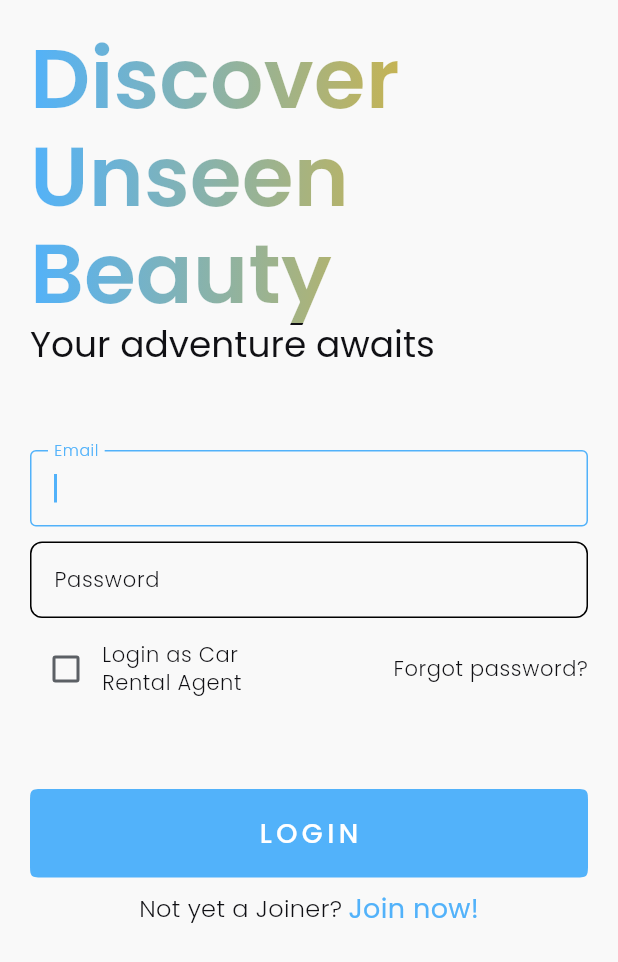
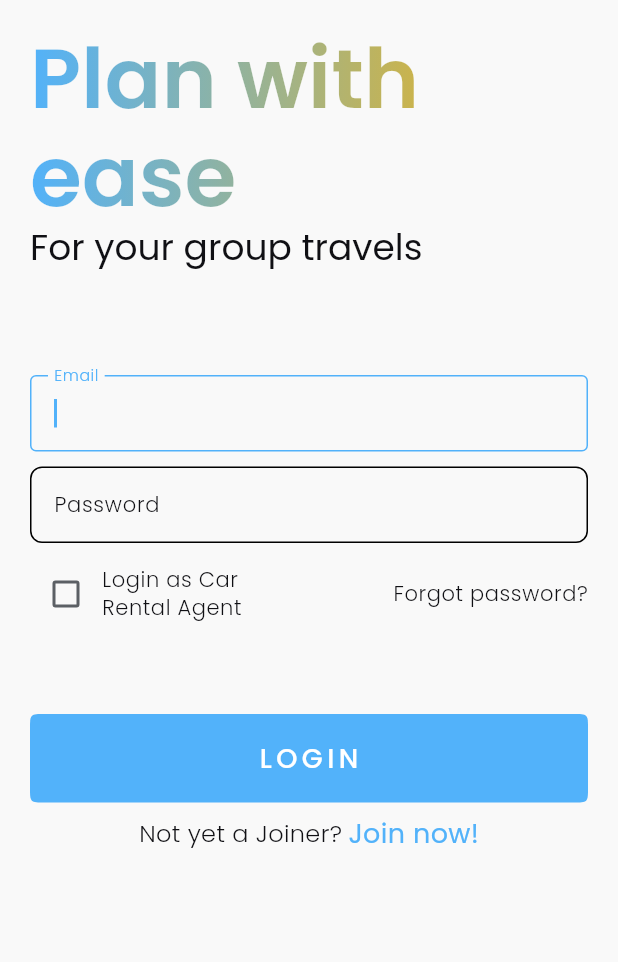
Before and after one commit to igotjulius/joiner_2, a Flutter app: the screen it shows after launch, on a phone screen of 412 x 824 dp. Shown: the top 962 px of the screen. Run offline on Flutter 3.47's test engine with Material 2 defaults, Android fonts, the phone set to English and light mode, and no system bars; our stand-ins replace auto_size_text, cached_network_image, carousel_slider, dio, dropdown_button2, file_picker and 11 more; missing offline and left inert: json_path; accounts and stored records are empty; generated files the repository leaves out were written again.

Commit message:
Login Minor Changes

```diff
--- a/lib/pages/shared_pages/login_page/login_page_widget.dart
+++ b/lib/pages/shared_pages/login_page/login_page_widget.dart
@@ -38,9 +38,17 @@ class _LoginPageWidgetState extends State<LoginPageWidget> {
         LinearGradient(colors: [colorScheme.primary, colorScheme.tertiary]);
     return Scaffold(
       key: scaffoldKey,
-      body: Padding(
+      body: SafeArea(
+        child: GestureDetector(
+          onTap: () {
+            FocusScope.of(context).unfocus();
+          },
+          child: CustomScrollView(
+            slivers: [
+              SliverFillRemaining(
+                hasScrollBody: false,
+                child: Padding(
                   padding: const EdgeInsets.all(20),
-        child: Container(
                   child: Column(
                     mainAxisAlignment: MainAxisAlignment.start,
                     children: [
@@ -53,12 +61,12 @@ class _LoginPageWidgetState extends State<LoginPageWidget> {
                               Rect.fromLTWH(0, 0, bounds.width, bounds.height),
                             ),
                             child: Text(
-                      'Discover Unseen Beauty',
+                              'Plan with ease',
                               style: Theme.of(context).textTheme.displayMedium,
                             ),
                           ),
                           Text(
-                    'Your adventure awaits',
+                            'For your group travels',
                             style: Theme.of(context).textTheme.displaySmall,
                           ),
                         ],
@@ -69,7 +77,11 @@ class _LoginPageWidgetState extends State<LoginPageWidget> {
                           child: Column(
                             mainAxisSize: MainAxisSize.min,
                             children: [
+                              Padding(
+                                  padding:
+                                      EdgeInsets.only(top: 2.5, bottom: 2.5)),
                               TextFormField(
+                                key: Key('emailField'),
                                 controller: _model.emailController,
                                 autofocus: true,
                                 decoration: InputDecoration(
@@ -79,6 +91,7 @@ class _LoginPageWidgetState extends State<LoginPageWidget> {
                                 validator: _model.validateEmail,
                               ),
                               TextFormField(
+                                key: Key('passwordField'),
                                 controller: _model.passwordController,
                                 obscureText: true,
                                 decoration: InputDecoration(
@@ -89,7 +102,8 @@ class _LoginPageWidgetState extends State<LoginPageWidget> {
                               ),
                               Flexible(
                                 child: Row(
-                          mainAxisAlignment: MainAxisAlignment.spaceBetween,
+                                  mainAxisAlignment:
+                                      MainAxisAlignment.spaceBetween,
                                   children: [
                                     Flexible(
                                       child: Row(
@@ -105,8 +119,9 @@ class _LoginPageWidgetState extends State<LoginPageWidget> {
                                           Flexible(
                                             child: Text(
                                               'Login as Car Rental Agent',
-                                      style:
-                                          Theme.of(context).textTheme.bodySmall,
+                                              style: Theme.of(context)
+                                                  .textTheme
+                                                  .bodySmall,
                                               overflow: TextOverflow.fade,
                                             ),
                                           ),
@@ -116,7 +131,9 @@ class _LoginPageWidgetState extends State<LoginPageWidget> {
                                     Flexible(
                                       child: Text(
                                         'Forgot password?',
-                                style: Theme.of(context).textTheme.bodySmall,
+                                        style: Theme.of(context)
+                                            .textTheme
+                                            .bodySmall,
                                       ),
                                     ),
                                   ],
@@ -131,9 +148,13 @@ class _LoginPageWidgetState extends State<LoginPageWidget> {
                           SizedBox(
                             width: double.maxFinite,
                             child: FilledButton(
+                              key: Key('loginButton'),
                               child: Text(
                                 'LOGIN',
-                        style: Theme.of(context).textTheme.bodyLarge!.copyWith(
+                                style: Theme.of(context)
+                                    .textTheme
+                                    .bodyLarge!
+                                    .copyWith(
                                       color: Colors.white,
                                       letterSpacing: 3,
                                     ),
@@ -169,8 +190,10 @@ class _LoginPageWidgetState extends State<LoginPageWidget> {
                                 },
                                 child: Text(
                                   'Join now!',
-                          style:
-                              Theme.of(context).textTheme.bodyMedium!.copyWith(
+                                  style: Theme.of(context)
+                                      .textTheme
+                                      .bodyMedium!
+                                      .copyWith(
                                         color: Theme.of(context).primaryColor,
                                         fontSize: 18,
                                         fontWeight: FontWeight.w400,
@@ -189,6 +212,10 @@ class _LoginPageWidgetState extends State<LoginPageWidget> {
                   ),
                 ),
               ),
+            ],
+          ),
+        ),
+      ),
     );
   }
 }
--- a/lib/pages/user/dashboard/dashboard_widget.dart
+++ b/lib/pages/user/dashboard/dashboard_widget.dart
@@ -72,6 +72,7 @@ class _LobbiesWidgetState extends State<LobbiesWidget>
         ),
       ),
       body: TabBarView(
+        key: Key('userDashboard'),
         controller: _model.tabController,
         children: [
           Column(
--- a/pubspec.yaml
+++ b/pubspec.yaml
@@ -68,6 +68,8 @@ dependencies:
 
 dev_dependencies:
     flutter_test:
+        sdk: flutter
+    integration_test:
         sdk: flutter
 
     build_runner: '>=2.3.0 <4.0.0'
```
Also changed, not shown: 1 other file. Lines whose indentation alone changed are shown as unchanged.
